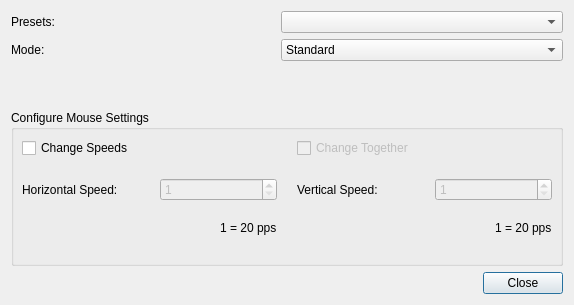
Above: src/dpadeditdialog.ui from AntiMicroX/antimicrox before the change. Below: the same form after it.
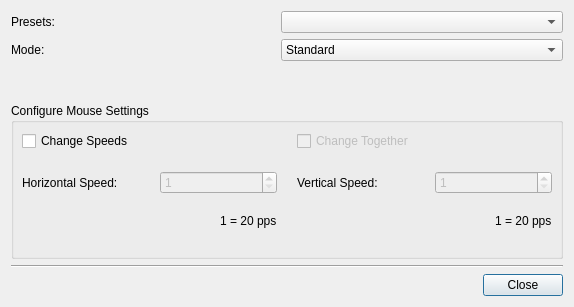
That is the form after the change.

Commit message: Made some small changes to some layouts.

What changed in the file:
```diff
--- a/src/dpadeditdialog.ui
+++ b/src/dpadeditdialog.ui
@@ -13,10 +13,10 @@
   <property name="windowTitle">
    <string>Dialog</string>
   </property>
+  <layout class="QVBoxLayout" name="verticalLayout_3">
+   <item>
   <layout class="QVBoxLayout" name="verticalLayout">
    <item>
-    <layout class="QVBoxLayout" name="verticalLayout_6">
-     <item>
       <layout class="QHBoxLayout" name="horizontalLayout">
        <item>
         <widget class="QLabel" name="label_3">
@@ -113,18 +113,20 @@
        </item>
       </layout>
      </item>
+    </layout>
+   </item>
      <item>
       <spacer name="verticalSpacer">
        <property name="orientation">
         <enum>Qt::Vertical</enum>
        </property>
        <property name="sizeType">
-        <enum>QSizePolicy::Expanding</enum>
+      <enum>QSizePolicy::MinimumExpanding</enum>
        </property>
        <property name="sizeHint" stdset="0">
         <size>
-         <width>452</width>
-         <height>13</height>
+       <width>20</width>
+       <height>36</height>
         </size>
        </property>
       </spacer>
@@ -138,9 +140,18 @@
         <property name="spacing">
          <number>20</number>
         </property>
-        <property name="margin">
+      <property name="leftMargin">
          <number>8</number>
         </property>
+      <property name="topMargin">
+       <number>8</number>
+      </property>
+      <property name="rightMargin">
+       <number>8</number>
+      </property>
+      <property name="bottomMargin">
+       <number>28</number>
+      </property>
         <item>
          <layout class="QHBoxLayout" name="horizontalLayout_11">
           <item>
@@ -236,26 +247,15 @@
           </item>
          </layout>
         </item>
+     </layout>
+    </widget>
+   </item>
         <item>
-         <spacer name="verticalSpacer_6">
+    <widget class="Line" name="line">
           <property name="orientation">
-           <enum>Qt::Vertical</enum>
-          </property>
-          <property name="sizeType">
-           <enum>QSizePolicy::Fixed</enum>
-          </property>
-          <property name="sizeHint" stdset="0">
-           <size>
-            <width>20</width>
-            <height>20</height>
-           </size>
-          </property>
-         </spacer>
-        </item>
-       </layout>
-      </widget>
-     </item>
-    </layout>
+      <enum>Qt::Horizontal</enum>
+     </property>
+    </widget>
    </item>
    <item>
     <widget class="QDialogButtonBox" name="buttonBox">
```
Lines whose indentation alone changed are shown as unchanged. The commit also changes 3 other files.
